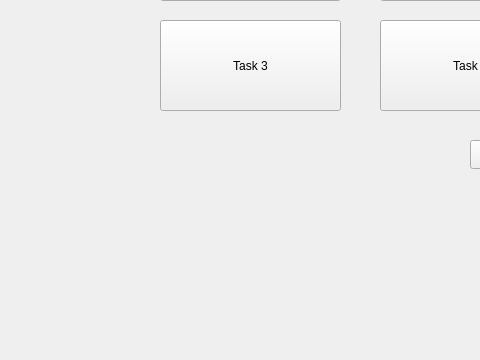
First picture: the form in client/mainwindow.ui, repository DoOoMB/QT-app, before the edit; both pictures show x 0 to 480 and y 240 to 600 of the 800 by 600 pixel window.
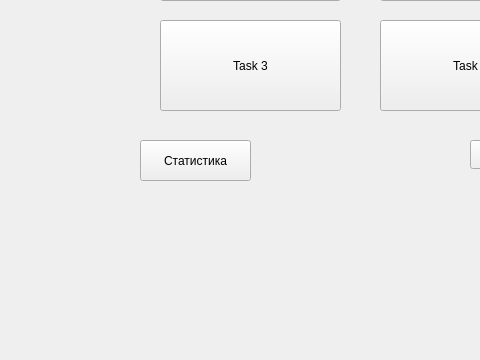
Second picture: the form after the edit.

```diff
--- a/client/mainwindow.ui
+++ b/client/mainwindow.ui
@@ -79,6 +79,19 @@
      <string>Выход</string>
     </property>
    </widget>
+   <widget class="QPushButton" name="btn_stats">
+    <property name="geometry">
+     <rect>
+      <x>140</x>
+      <y>380</y>
+      <width>111</width>
+      <height>41</height>
+     </rect>
+    </property>
+    <property name="text">
+     <string>Статистика</string>
+    </property>
+   </widget>
   </widget>
   <widget class="QMenuBar" name="menubar">
    <property name="geometry">
```
Left out of the diff: 2 changed lines with no effect on the pictures.
